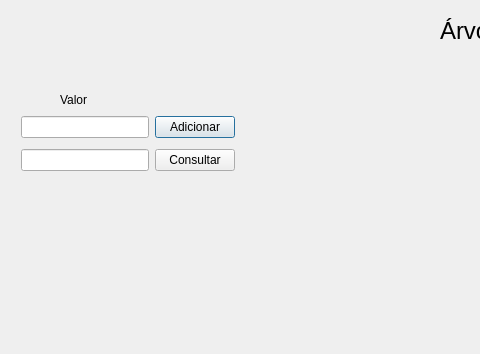
matheuusc/ProjetoMaritan, file ProjetoMaritan/arvore.ui: the form before one commit; both pictures show x 0 to 480 and y 0 to 354 of the 975 by 648 pixel window.
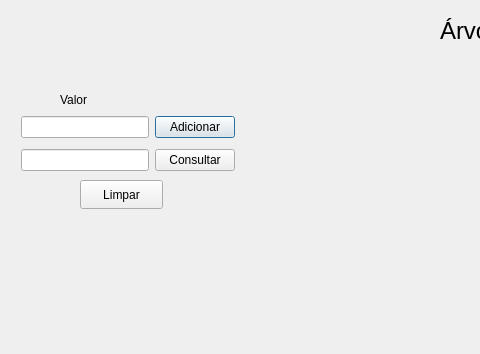
The form after the commit.

The edit to the form file:
```diff
--- a/ProjetoMaritan/arvore.ui
+++ b/ProjetoMaritan/arvore.ui
@@ -816,7 +816,7 @@
     <number>60</number>
    </property>
   </widget>
-  <widget class="QWidget" name="">
+  <widget class="QWidget" name="layoutWidget">
    <property name="geometry">
     <rect>
      <x>21</x>
@@ -848,6 +848,19 @@
     </item>
    </layout>
   </widget>
+  <widget class="QPushButton" name="pushButton">
+   <property name="geometry">
+    <rect>
+     <x>80</x>
+     <y>180</y>
+     <width>83</width>
+     <height>29</height>
+    </rect>
+   </property>
+   <property name="text">
+    <string>Limpar</string>
+   </property>
+  </widget>
  </widget>
  <resources/>
  <connections/>
```
